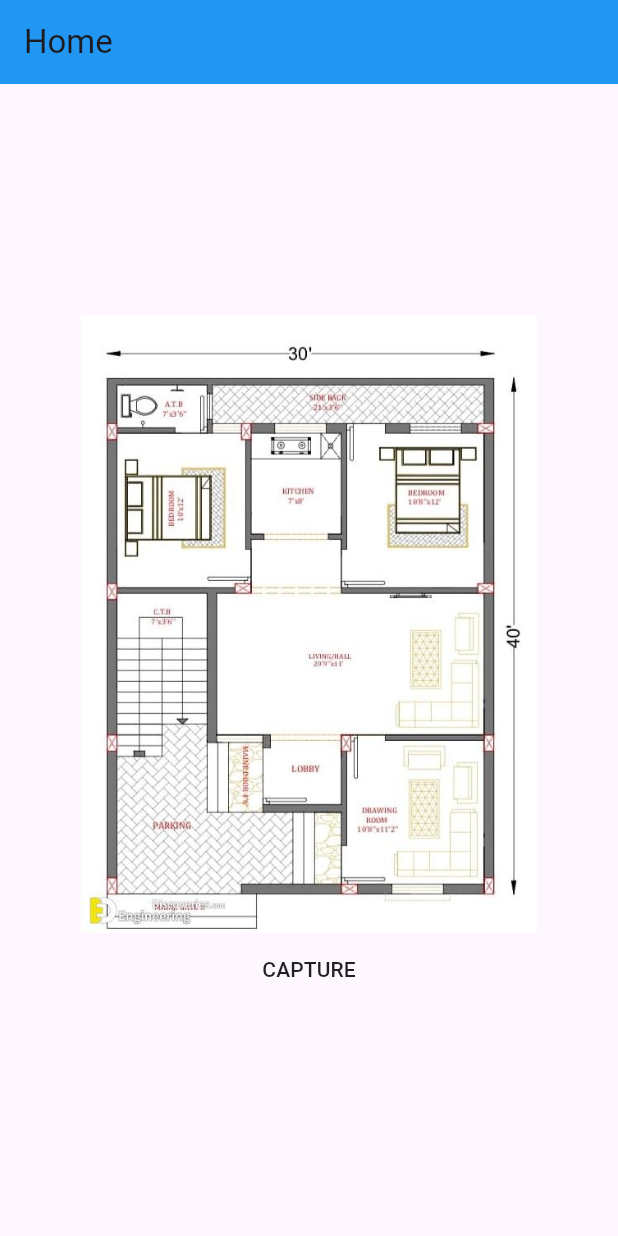
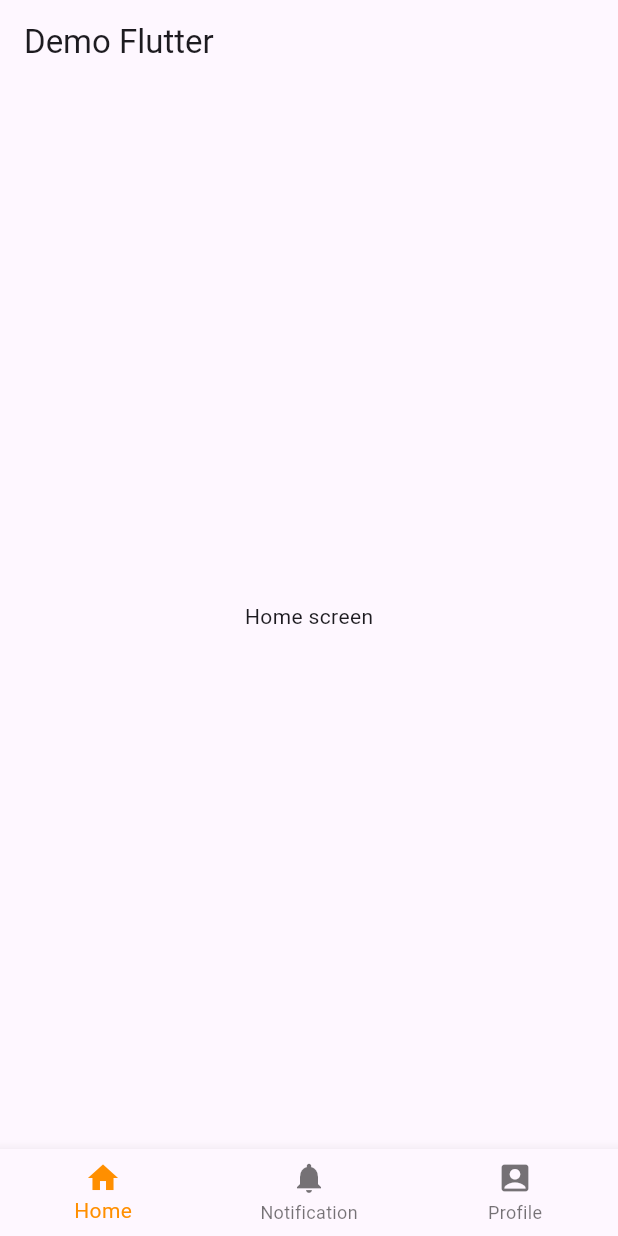
Before and after one commit to vnhanh/PracticeFlutter, a Flutter app: the screen it shows after launch, on a phone screen of 412 x 824 dp. Run offline on Flutter 3.47's test engine with Material 3 defaults, Android fonts, the phone set to English and light mode, and no system bars; drawn by our look-alikes of screenshot.

Commit message:
build: change to use Featured-Base structure with Bloc; create the Dashboard screen; fix to run on both Android and iOS

```diff
--- a/lib/add_marker/home.dart
+++ /dev/null
@@ -1,105 +0,0 @@
-import 'dart:async';
-
-import 'package:demo_photo_marker/add_marker/widgets/app_tap_to_mark.dart';
-import 'package:demo_photo_marker/add_marker/widgets/app_catpture.dart';
-import 'package:flutter/cupertino.dart';
-import 'package:flutter/material.dart';
-import 'package:flutter/widgets.dart';
-import 'package:zoom_widget/zoom_widget.dart';
-import 'package:flutter/services.dart' show rootBundle;
-
-class HomeScreen extends StatelessWidget {
-  const HomeScreen({super.key});
-
-  // This widget is the root of your application.
-  @override
-  Widget build(BuildContext context) {
-    return MaterialApp(
-      title: 'Demo Photo Marker',
-      theme: ThemeData(
-        colorScheme: ColorScheme.fromSeed(seedColor: Colors.deepPurple),
-        useMaterial3: true,
-      ),
-      home: const MyHomePage(title: 'Home'),
-    );
-  }
-}
-
-class MyHomePage extends StatefulWidget {
-  const MyHomePage({super.key, required this.title});
-
-  final String title;
-
-  @override
-  State<MyHomePage> createState() => _MyHomePageState();
-}
-
-class _MyHomePageState extends State<MyHomePage> {
-
-  @override
-  Widget build(BuildContext context) {
-    return Scaffold(
-      appBar: AppBar(
-        backgroundColor: Colors.blue,
-        title: Text(widget.title),
-      ),
-      body: centerLayout(
-        [
-          AppCapture(
-              child: zoomWrapper(markWrapper(photo()))
-          ),
-        ]
-      ),
-    );
-  }
-
-  Widget centerLayout(
-    List<Widget> widgets,
-  ) {
-    return Center(
-      child: Column(
-        mainAxisAlignment: MainAxisAlignment.center,
-        children: widgets,
-      ),
-    );
-  }
-
-  Widget zoomWrapper(
-      Widget child,
-  ) {
-    double screenWidth = MediaQuery.of(context).size.width;
-    double maxScale = 1.6;
-
-    return SizedBox(
-      width: screenWidth,
-      height: screenWidth,
-      child: Zoom(
-          maxZoomWidth: screenWidth * maxScale,
-          maxZoomHeight: screenWidth * maxScale,
-          centerOnScale: true,
-          enableScroll: true,
-          doubleTapZoom: true,
-          backgroundColor: Colors.amber,
-          colorScrollBars: Colors.grey,
-          opacityScrollBars: 0.85,
-          scrollWeight: 5.0,
-          child: child,
-      )
-    );
-  }
-
-  Widget markWrapper(Widget child) {
-    return AppTapToMark(
-      underChild: child
-    );
-  }
-
-  Widget photo() {
-    return Container(
-      color: Colors.grey,
-      child: const Image(
-        image: AssetImage("assets/house_map.jpeg"),
-      ),
-    );
-  }
-}
--- a/lib/add_marker/widgets/app_catpture.dart
+++ /dev/null
@@ -1,95 +0,0 @@
-import 'dart:typed_data';
-
-import 'package:flutter/cupertino.dart';
-import 'package:flutter/material.dart';
-import 'package:path_provider/path_provider.dart';
-import 'package:screenshot/screenshot.dart';
-
-import '../../mark_result/marked_photo_result_screen.dart';
-
-class AppCapture extends StatefulWidget {
-  final Widget child;
-
-  const AppCapture({required this.child, super.key});
-
-  @override
-  State<StatefulWidget> createState() => _AppCaptureState();
-}
-
-class _AppCaptureState extends State<AppCapture> {
-  GlobalKey globalKey = GlobalKey();
-
-  @override
-  void initState() {
-    super.initState();
-    print("TestAlan - App Capture - initState");
-  }
-
-  // Future<void> _captureImageOfChildView() async {
-  //   RenderRepaintBoundary? boundary = globalKey.currentContext?.findRenderObject() as RenderRepaintBoundary?;
-  //
-  //   ui.Image? image = await boundary?.toImage();
-  //   ByteData? byteData = await image?.toByteData(format: ui.ImageByteFormat.png);
-  //   Uint8List? pngBytes = byteData?.buffer.asUint8List();
-  //   String log;
-  //   if (pngBytes != null) {
-  //     log = "pngBytes $pngBytes";
-  //   } else {
-  //     log = "pngBytes is null";
-  //   };
-  //   print(log);
-  // }
-
-  ScreenshotController screenshotController = ScreenshotController();
-  String fileName = "";
-  String path = "";
-
-  Future<void> captureAndSaveToFile() async {
-    if (path.isEmpty) path = (await getApplicationDocumentsDirectory()).path;
-    // fileName = DateTime.now().microsecondsSinceEpoch.toString();
-    fileName = "flutter-capture.jpeg";
-    screenshotController.captureAndSave(path, fileName: fileName);
-  }
-
-  // Future<void> captureAndSaveToGallery() async {
-  //   await screenshotController.capture(delay: const Duration(milliseconds: 10)).then((Uint8List? image) async {
-  //     if (image != null) {
-  //       final directory = await getApplicationDocumentsDirectory();
-  //       final imagePath = await File('${directory.path}/image.png').create();
-  //       await imagePath.writeAsBytes(image);
-  //
-  //       /// Share Plugin
-  //       await Share.shareFiles([imagePath.path]);
-  //     }
-  //   });
-  // }
-
-  @override
-  Widget build( context) {
-    return Column(
-      children: [
-        Screenshot(
-          controller: screenshotController,
-          child: widget.child,
-        ),
-        MaterialButton(
-          onPressed: () {
-            screenshotController.capture().then((Uint8List? image) {
-              setState(() {
-                Navigator.push(
-                  context,
-                  CupertinoPageRoute(builder: (context) => MarkedPhotoResultScreen(capturedImage: image)),
-                );
-              });
-            }).catchError((error) {
-              print("...capture failed with exception $error");
-            });
-            captureAndSaveToFile();
-          },
-          child: const Text("CAPTURE"),
-        )
-      ],
-    );
-  }
-
-}
--- a/lib/add_marker/widgets/app_tap_to_mark.dart
+++ /dev/null
@@ -1,67 +0,0 @@
-import 'package:flutter/material.dart';
-
-class AppTapToMark extends StatefulWidget {
-  final Widget underChild;
-
-  const AppTapToMark({required this.underChild, super.key});
-
-  @override
-  State<StatefulWidget> createState() => _AppTapToMarkState();
-}
-
-class _AppTapToMarkState extends State<AppTapToMark> {
-  Offset? tappedPos;
-
-  @override
-  Widget build(BuildContext context) {
-    return Center(
-      child: InkWell(
-        onTapUp: (TapUpDetails eventDetails) {
-          setState(() {
-            tappedPos = Offset(eventDetails.localPosition.dx, eventDetails.localPosition.dy);
-          });
-        },
-        child: Stack(
-          children: [
-            widget.underChild,
-            tappedPos != null ?
-            Positioned(
-              top: (tappedPos?.dy ?? 24) - 24,
-              left: (tappedPos?.dx ?? 24) - 24,
-              child: markerIcon(),
-            ) : const Spacer(),
-          ],
-        ),
-      ),
-    );
-    // return Center(
-    //   child: GestureDetector(
-    //     onTapUp: (TapUpDetails eventDetails) {
-    //       setState(() {
-    //         tappedPos = Offset(eventDetails.localPosition.dx, eventDetails.localPosition.dy);
-    //       });
-    //     },
-    //     child: Stack(
-    //       children: [
-    //         widget.underChild,
-    //         tappedPos != null ?
-    //         Positioned(
-    //           top: (tappedPos?.dy ?? 24) - 24,
-    //           left: (tappedPos?.dx ?? 24) - 24,
-    //           child: markerIcon(),
-    //         ) : const Spacer(),
-    //       ],
-    //     ),
-    //   ),
-    // );
-  }
-
-  Widget markerIcon() {
-    return const Icon(
-      Icons.place,
-      color: Colors.blue,
-      size: 24.0,
-      semanticLabel: "Marker icon",
-    );
-  }
-}
--- /dev/null
+++ b/lib/features/dashboard/models/counter_model.dart
@@ -0,0 +1,4 @@
+
+class CounterModel {
+
+}
--- /dev/null
+++ b/lib/features/dashboard/screens/dashboard_screen.dart
@@ -0,0 +1,79 @@
+// import 'package:flutter/cupertino.dart';
+import 'package:flutter/material.dart';
+
+import 'home_screen.dart';
+
+class DashboardScreen extends StatelessWidget {
+  const DashboardScreen({super.key});
+
+  @override
+  Widget build(BuildContext context) {
+    return const MaterialApp(
+      home: HomeScreenWidget()
+    );
+  }
+}
+
+class HomeScreenWidget extends StatefulWidget {
+  const HomeScreenWidget({super.key});
+
+  @override
+  State<StatefulWidget> createState() =>
+      HomeScreenState();
+}
+
+class HomeScreenState extends State<HomeScreenWidget> {
+  int _selectedNavIndex = 0;
+
+  static const TextStyle optionStyle = TextStyle(fontSize: 30, fontWeight: FontWeight.bold);
+  static const List<Widget> _widgetOptions = <Widget> [
+    HomeScreen(key: Key('home-screen'),),
+    Text(
+      'Index 1: Notification',
+      style: optionStyle,
+    ),
+    Text(
+      'Index 2: Profile',
+      style: optionStyle,
+    ),
+  ];
+
+  void _onItemTapped(int index) {
+    setState(() {
+      _selectedNavIndex = index;
+    });
+  }
+
+  @override
+  Widget build(BuildContext context) {
+    return Scaffold(
+      appBar: AppBar(title: const Text('Demo Flutter'),),
+      body: Center(
+        child: _widgetOptions.elementAt(_selectedNavIndex),
+      ),
+      bottomNavigationBar: BottomNavigationBar(
+          items: const <BottomNavigationBarItem>[
+            BottomNavigationBarItem(
+                icon: Icon(Icons.home),
+                label: 'Home'
+            ),
+            BottomNavigationBarItem(
+                icon: Icon(Icons.notifications),
+                label: 'Notification'
+            ),
+            BottomNavigationBarItem(
+                icon: Icon(Icons.account_box),
+                label: 'Profile'
+            ),
+          ],
+          currentIndex: _selectedNavIndex,
+          selectedItemColor: Colors.amber[800],
+          onTap: _onItemTapped,
+      ),
+    );
+  }
+}
+
+class CounterModel extends ChangeNotifier {
+
+}
--- /dev/null
+++ b/lib/features/dashboard/screens/home_screen.dart
@@ -0,0 +1,24 @@
+import 'package:flutter/cupertino.dart';
+
+class HomeScreen extends StatelessWidget {
+  const HomeScreen({super.key});
+
+  @override
+  Widget build(BuildContext context) {
+    return HomeScreenWidget();
+  }
+}
+
+class HomeScreenWidget extends StatefulWidget {
+  const HomeScreenWidget({super.key});
+
+  @override
+  State<StatefulWidget> createState() => HomeScreenState();
+}
+
+class HomeScreenState extends State<HomeScreenWidget> {
+  @override
+  Widget build(BuildContext context) {
+    return Text("Home screen");
+  }
+}
--- a/lib/main.dart
+++ b/lib/main.dart
@@ -1,7 +1,7 @@
 import 'package:flutter/material.dart';
 
-import 'add_marker/home.dart';
+import 'features/dashboard/screens/dashboard_screen.dart';
 
 void main() {
-  runApp(const HomeScreen());
+  runApp(const DashboardScreen());
 }
```
Also changed, not shown: lib/mark_result/marked_photo_result_screen.dart (deleted, +0 -39 lines), pubspec.yaml (+7 -7 lines), pubspec.lock, 19 other files.
